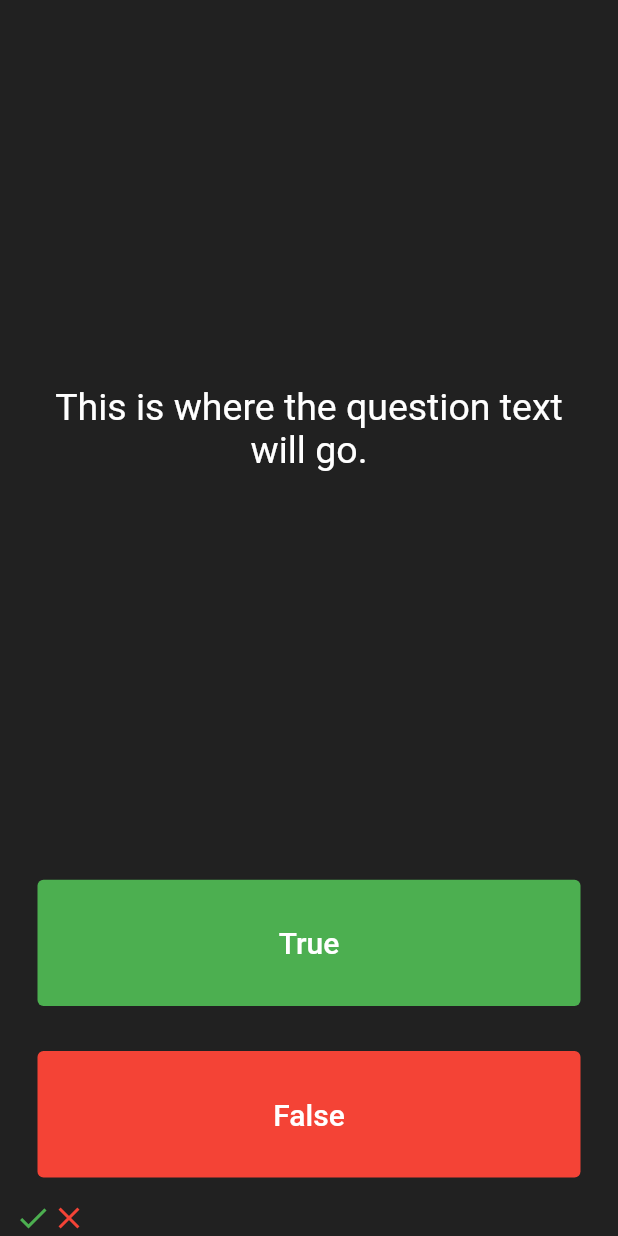
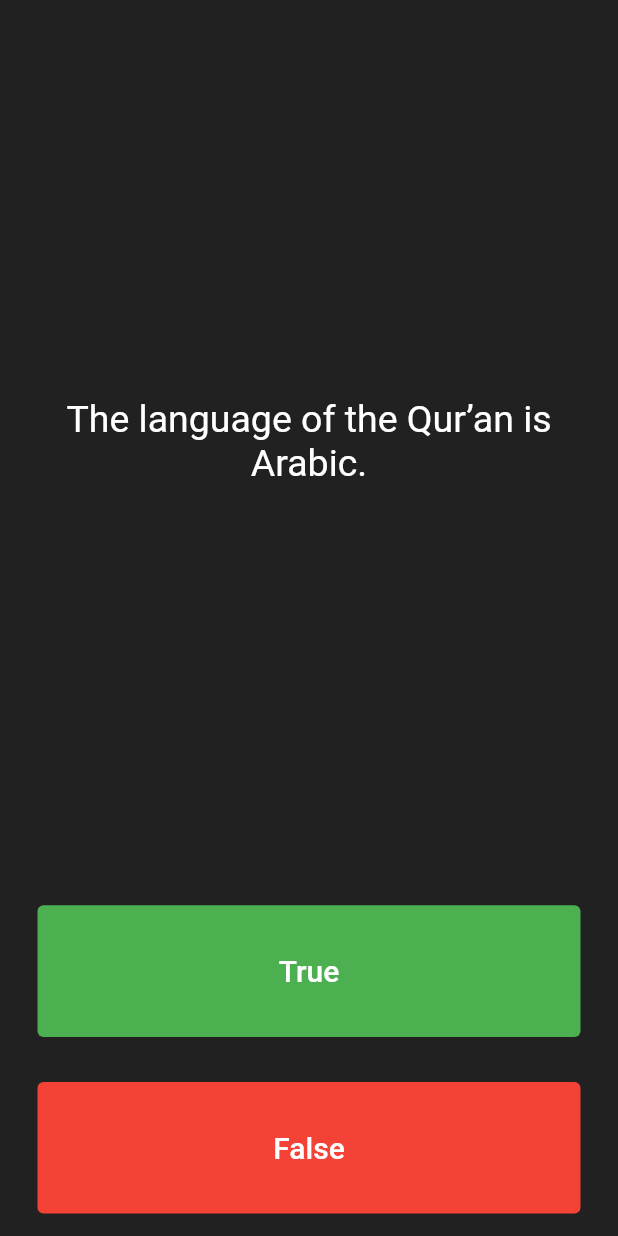
Before and after one commit to mtalharana/quizzler_flutter, a Flutter app: the screen it shows after launch, after a tap on "True", on a phone screen of 412 x 824 dp. Run offline on Flutter 3.47's test engine with Material 2 defaults, Android fonts, the phone set to English and light mode, and no system bars.

Commit message:
30 Jun Started

```diff
--- a/lib/main.dart
+++ b/lib/main.dart
@@ -27,6 +27,15 @@ class QuizPage extends StatefulWidget {
 }
 
 class _QuizPageState extends State<QuizPage> {
+  List<Widget> scorekeeper = [];
+  List<String> questions = [
+    'The hijra is the term for the migration of Muhammad and his followers from Mecca to Cairo.',
+    'The language of the Qur’an is Arabic.',
+    'Muslims believe in the coming Day of Judgment.'
+  ];
+  List<bool> answers = [false, true, true];
+  int questionnumber = 0;
+
   @override
   Widget build(BuildContext context) {
     return Column(
@@ -39,7 +48,7 @@ class _QuizPageState extends State<QuizPage> {
             padding: EdgeInsets.all(10.0),
             child: Center(
               child: Text(
-                'This is where the question text will go.',
+                questions[questionnumber],
                 textAlign: TextAlign.center,
                 style: TextStyle(
                   fontSize: 25.0,
@@ -64,7 +73,15 @@ class _QuizPageState extends State<QuizPage> {
                 ),
               ),
               onPressed: () {
-                //The user picked true.
+                bool correctanswer = answers[questionnumber];
+                if (correctanswer == true) {
+                  print("Good");
+                } else {
+                  print("Bad");
+                }
+                setState(() {
+                  questionnumber = questionnumber + 1;
+                });
               },
             ),
           ),
@@ -82,23 +99,20 @@ class _QuizPageState extends State<QuizPage> {
                 ),
               ),
               onPressed: () {
-                //The user picked false.
+                bool correctanswer = answers[questionnumber];
+                if (correctanswer == false) {
+                  print("Good");
+                } else {
+                  print("Bad");
+                }
+                setState(() {
+                  questionnumber = questionnumber + 1;
+                });
               },
             ),
           ),
         ),
-        Row(
-          children: [
-            Icon(
-              Icons.check,
-              color: Colors.green,
-            ),
-            Icon(
-              Icons.close,
-              color: Colors.red,
-            ),
-          ],
-        )
+        Row(children: scorekeeper)
       ],
     );
   }
```
Also changed, not shown: lib/question.dart (added).
